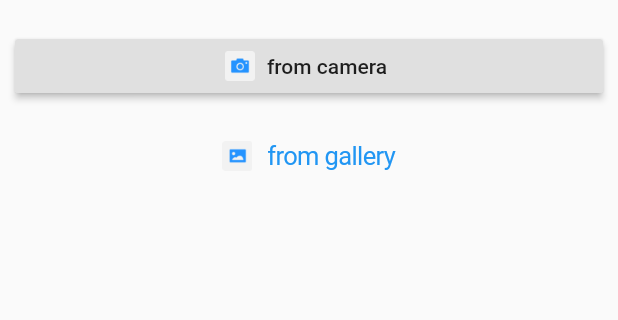
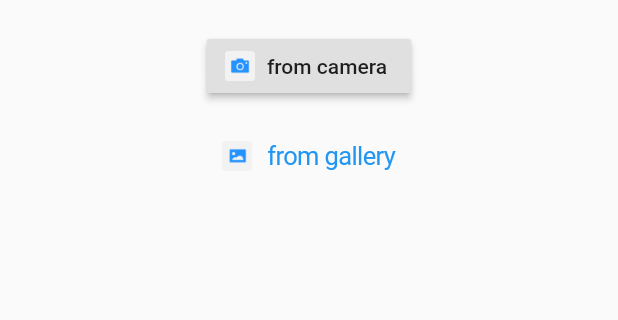
Before and after one commit to iamzhangweixiong/flutter_app, a Flutter app: the screen it shows after launch, on a phone screen of 412 x 824 dp, the part 123-443 px from its top. Run offline on Flutter 3.47's test engine with Material 2 defaults, Android fonts, the phone set to English and light mode, and no system bars; our stand-ins replace cached_network_image, image_picker.

Commit message:
【update release

```diff
--- a/lib/view/home.dart
+++ b/lib/view/home.dart
@@ -31,15 +31,12 @@ class HomeState extends State<Home> with WidgetsBindingObserver {
                   : new Image.file(_image, width: 200.0, height: 200.0)),
           new Padding(
               padding: const EdgeInsets.all(10.0),
-              child: new ConstrainedBox(
-                  constraints: const BoxConstraints(minWidth: double.infinity),
-                  child: new RaisedButton.icon(
-                      icon: new Image.asset(galleryIcon,
-                          width: 20.0, height: 20.0),
-                      label: new Text(DemoLocalizations.of(context).camera),
-                      onPressed: () {
-                        getImage(ImageSource.camera);
-                      }))),
+              child: new RaisedButton.icon(
+                  icon: new Image.asset(galleryIcon, width: 20.0, height: 20.0),
+                  label: new Text(DemoLocalizations.of(context).camera),
+                  onPressed: () {
+                    getImage(ImageSource.camera);
+                  })),
           new CupertinoButton(
               child: new Row(
                   mainAxisAlignment: MainAxisAlignment.center,
```
Also changed, not shown: 3 other files.
